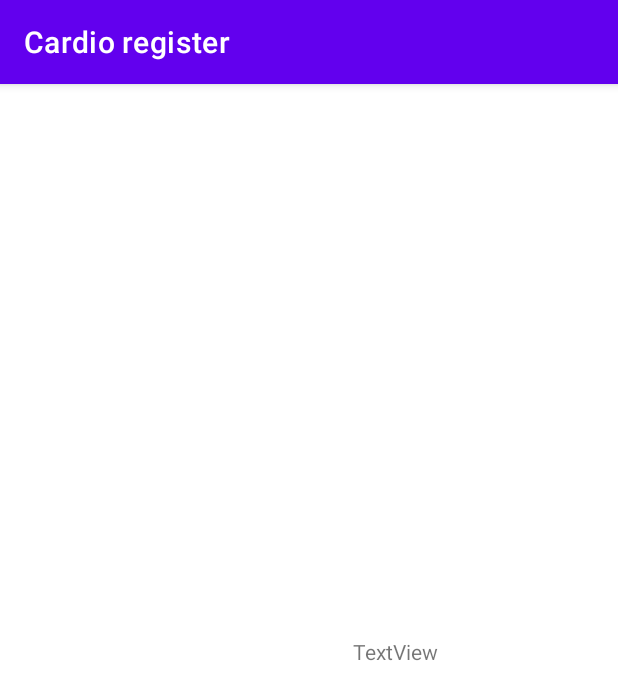
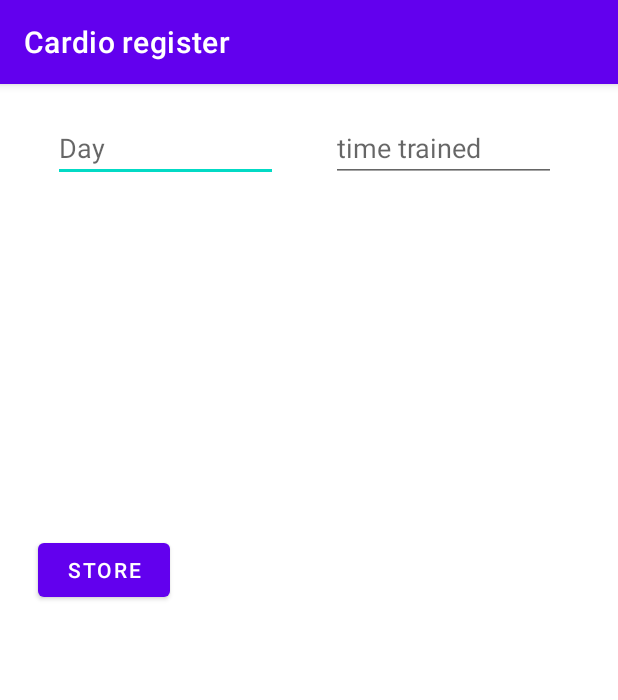
Before and after one commit to Arturo0911/AndroidProjects, an Android app: the Routes screen opened directly, with no data from a screen before it, on a phone screen of 412 x 824 dp. Shown: the top 700 px of the screen. Run offline under Robolectric (Android 15) with nearby library versions, the phone set to English and light mode, and no system bars.

Commit message:
finished first part

```diff
--- a/Forms/app/src/main/AndroidManifest.xml
+++ b/Forms/app/src/main/AndroidManifest.xml
@@ -9,15 +9,21 @@
         android:roundIcon="@mipmap/ic_launcher_round"
         android:supportsRtl="true"
         android:theme="@style/Theme.Forms">
-        <activity android:name="com.example.cardio.CardioRegister"></activity>
-        <activity android:name="com.example.routes.Routes" />
-        <activity android:name=".MainActivity">
+        <activity android:name="com.example.cardio.CardioRegister">
             <intent-filter>
                 <action android:name="android.intent.action.MAIN" />
 
                 <category android:name="android.intent.category.LAUNCHER" />
             </intent-filter>
         </activity>
+        <activity android:name="com.example.routes.Routes" />
+        <activity android:name=".MainActivity">
+            <!--<intent-filter>
+                <action android:name="android.intent.action.MAIN" />
+
+                <category android:name="android.intent.category.LAUNCHER" />
+            </intent-filter>-->
+        </activity>
     </application>
 
 </manifest>
--- a/Forms/app/src/main/java/com/example/cardio/CardioRegister.java
+++ b/Forms/app/src/main/java/com/example/cardio/CardioRegister.java
@@ -2,10 +2,30 @@ package com.example.cardio;
 
 import androidx.appcompat.app.AppCompatActivity;
 
+import android.content.Intent;
 import android.os.Bundle;
+import android.view.View;
+import android.widget.Button;
+import android.widget.EditText;
+import android.widget.Toast;
+
 import com.example.forms.*;
+import com.example.routes.Routes;
 
 public class CardioRegister extends AppCompatActivity {
+
+    //private Button initButoon;
+    private EditText nameText;
+
+
+    public void initProcess(View view){
+
+        Toast.makeText(CardioRegister.this, "Process initialazing", Toast.LENGTH_SHORT).show();
+
+        Intent intent = new Intent(this, Routes.class);
+        startActivity(intent);
+
+    }
 
     @Override
     protected void onCreate(Bundle savedInstanceState) {
--- a/Forms/app/src/main/res/layout/activity_cardio_register.xml
+++ b/Forms/app/src/main/res/layout/activity_cardio_register.xml
@@ -16,9 +16,9 @@
 
         <ImageView
             android:id="@+id/imageView"
-            android:layout_width="104dp"
-            android:layout_height="104dp"
-            android:layout_marginLeft="150dp"
+            android:layout_width="187dp"
+            android:layout_height="187dp"
+            android:layout_marginLeft="100dp"
             android:layout_marginTop="100dp"
             app:srcCompat="@drawable/corazon" />
 
@@ -43,10 +43,12 @@
         </EditText>
 
         <Button
+            android:id="@+id/buttonInit"
             android:layout_width="wrap_content"
             android:layout_height="wrap_content"
-            android:layout_marginLeft="150dp"
+            android:layout_marginLeft="157dp"
             android:layout_marginTop="20dp"
+            android:onClick="initProcess"
             android:text="SAVE">
 
         </Button>
--- a/Forms/app/src/main/res/layout/activity_routes.xml
+++ b/Forms/app/src/main/res/layout/activity_routes.xml
@@ -6,21 +6,59 @@
     android:layout_height="match_parent"
     tools:context="com.example.routes.Routes">
 
-    <TextView
-        android:id="@+id/textView"
-        android:layout_width="wrap_content"
-        android:layout_height="wrap_content"
-        android:layout_marginStart="120dp"
-        android:layout_marginLeft="120dp"
-        android:layout_marginTop="204dp"
-        android:layout_marginEnd="120dp"
-        android:layout_marginRight="120dp"
-        android:layout_marginBottom="380dp"
-        android:text="TextView"
-        app:layout_constraintBottom_toBottomOf="parent"
-        app:layout_constraintEnd_toEndOf="parent"
-        app:layout_constraintHorizontal_bias="1.0"
-        app:layout_constraintStart_toStartOf="parent"
-        app:layout_constraintTop_toTopOf="parent"
-        app:layout_constraintVertical_bias="1.0" />
+    <LinearLayout
+        android:layout_width="match_parent"
+        android:layout_height="match_parent"
+        android:orientation="vertical"
+        tools:layout_editor_absoluteX="201dp"
+        tools:layout_editor_absoluteY="243dp">
+
+        <LinearLayout
+            android:id="@+id/linearTop"
+            android:layout_width="match_parent"
+            android:layout_height="300dp"
+            android:orientation="horizontal">
+
+            <EditText
+                android:layout_width="wrap_content"
+                android:layout_height="wrap_content"
+                android:width="150dp"
+                android:layout_marginTop="20dp"
+                android:layout_marginLeft="35dp"
+                android:hint="Day"
+                android:id="@+id/editDay"
+                >
+            </EditText>
+            <EditText
+                android:layout_width="wrap_content"
+                android:layout_height="wrap_content"
+                android:width="150dp"
+                android:hint="time trained"
+                android:layout_marginTop="20dp"
+                android:layout_marginLeft="35dp"
+                android:id="@+id/editWeek"
+                >
+            </EditText>
+
+
+        </LinearLayout>
+
+        <LinearLayout
+            android:id="@+id/linearBottom"
+            android:layout_width="match_parent"
+
+            android:layout_height="300dp"
+            android:orientation="horizontal">
+
+            <Button
+                android:layout_width="wrap_content"
+                android:layout_marginLeft="25dp"
+                android:text="Store"
+                android:layout_height="wrap_content">
+
+            </Button>
+
+
+        </LinearLayout>
+    </LinearLayout>
 </androidx.constraintlayout.widget.ConstraintLayout>
```
Also changed, not shown: Forms/app/src/main/res/drawable-v24/corazon.png.
